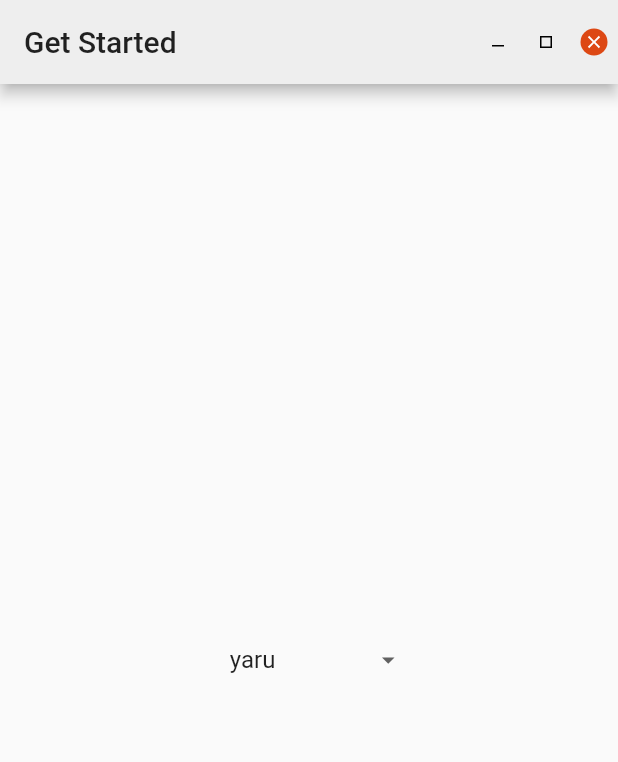
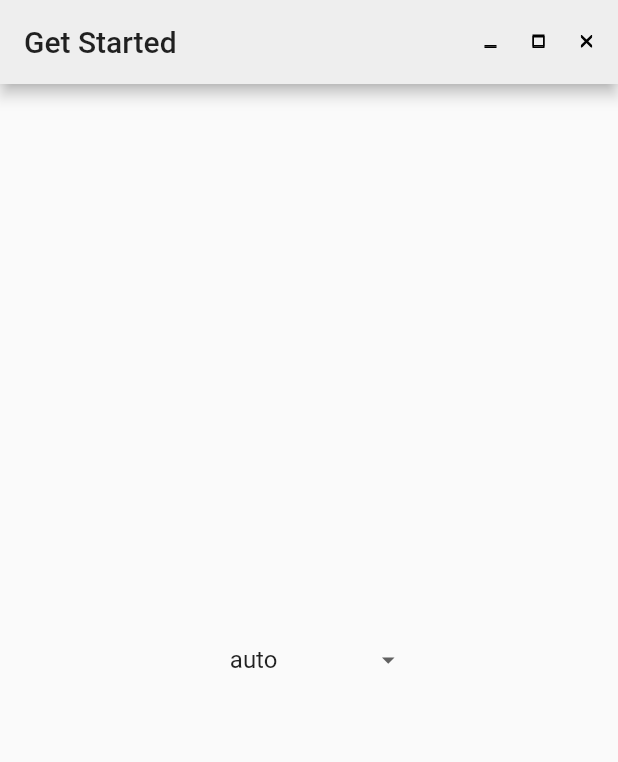
Before and after one commit to gtk-flutter/titlebar_buttons, a Flutter app: the screen it shows after launch, on a phone screen of 412 x 824 dp. Shown: the top 762 px of the screen. Run offline on Flutter 3.47's test engine with Material 2 defaults, Android fonts, the phone set to English and light mode, and no system bars; our stand-ins replace flutter_svg; missing offline and left inert: gsettings.

Commit message:
Add auto detect theme mode

```diff
--- a/example/lib/main.dart
+++ b/example/lib/main.dart
@@ -55,7 +55,7 @@ class MyHomePage extends StatefulWidget {
 }
 
 class _MyHomePageState extends State<MyHomePage> {
-  ThemeType _currentThemeType = ThemeType.yaru;
+  ThemeType _currentThemeType = ThemeType.auto;
 
   @override
   Widget build(BuildContext context) {
@@ -75,6 +75,7 @@ class _MyHomePageState extends State<MyHomePage> {
             type: _currentThemeType,
             onPressed: () {},
           ),
+          const SizedBox(width: 5),
         ],
       ),
       body: Center(
--- a/lib/src/decorated_button.dart
+++ b/lib/src/decorated_button.dart
@@ -1,6 +1,7 @@
 import 'package:flutter/foundation.dart';
 import 'package:flutter/material.dart';
 import 'package:flutter_svg/svg.dart';
+import 'package:gsettings/gsettings.dart';
 import 'package:window_decorations/src/theme_type.dart';
 
 class DecoratedMinimizeButton extends StatelessWidget {
@@ -12,10 +13,18 @@ class DecoratedMinimizeButton extends StatelessWidget {
   /// used when this button is pressed
   final VoidCallback? onPressed;
 
+  /// Width of the Button
+  final double? width;
+
+  /// Height of the Button
+  final double? height;
+
   const DecoratedMinimizeButton({
     Key? key,
-    required this.type,
+    this.type = ThemeType.auto,
     required this.onPressed,
+    this.width,
+    this.height,
   }) : super(key: key);
 
   @override
@@ -24,6 +33,8 @@ class DecoratedMinimizeButton extends StatelessWidget {
       type: type,
       name: 'minimize',
       onPressed: onPressed,
+      width: width,
+      height: height,
     );
   }
 }
@@ -37,10 +48,18 @@ class DecoratedMaximizeButton extends StatelessWidget {
   /// used when this button is pressed
   final VoidCallback? onPressed;
 
+  /// Width of the Button
+  final double? width;
+
+  /// Height of the Button
+  final double? height;
+
   const DecoratedMaximizeButton({
     Key? key,
-    required this.type,
+    this.type = ThemeType.auto,
     required this.onPressed,
+    this.width,
+    this.height,
   }) : super(key: key);
 
   @override
@@ -49,6 +68,8 @@ class DecoratedMaximizeButton extends StatelessWidget {
       type: type,
       name: 'maximize',
       onPressed: onPressed,
+      width: width,
+      height: height,
     );
   }
 }
@@ -62,10 +83,18 @@ class DecoratedCloseButton extends StatelessWidget {
   /// used when this button is pressed
   final VoidCallback? onPressed;
 
+  /// Width of the Button
+  final double? width;
+
+  /// Height of the Button
+  final double? height;
+
   const DecoratedCloseButton({
     Key? key,
-    required this.type,
+    this.type = ThemeType.auto,
     required this.onPressed,
+    this.width,
+    this.height,
   }) : super(key: key);
 
   @override
@@ -74,6 +103,8 @@ class DecoratedCloseButton extends StatelessWidget {
       type: type,
       name: 'close',
       onPressed: onPressed,
+      width: width,
+      height: height,
     );
   }
 }
@@ -81,9 +112,11 @@ class DecoratedCloseButton extends StatelessWidget {
 class RawDecoratedWindowButton extends StatefulWidget {
   const RawDecoratedWindowButton({
     Key? key,
-    required this.type,
+    this.type = ThemeType.auto,
     required this.name,
     required this.onPressed,
+    this.width,
+    this.height,
   }) : super(key: key);
 
   /// Specify the type of theme you want to be
@@ -98,6 +131,12 @@ class RawDecoratedWindowButton extends StatefulWidget {
   /// used when this button is pressed
   final VoidCallback? onPressed;
 
+  /// Width of the Button
+  final double? width;
+
+  /// Height of the Button
+  final double? height;
+
   @override
   State<RawDecoratedWindowButton> createState() =>
       _RawDecoratedWindowButtonState();
@@ -108,6 +147,15 @@ class _RawDecoratedWindowButtonState extends State<RawDecoratedWindowButton> {
   bool isActive = false;
   @override
   Widget build(BuildContext context) {
+    final settings = GSettings(schemaId: 'org.gnome.desktop.interface');
+    final theme = settings.stringValue('gtk-theme');
+    final type = widget.type != ThemeType.auto
+        ? widget.type
+        : ThemeType.values.firstWhere(
+            (element) => theme.toLowerCase().replaceAll('-', ' ').contains(
+                  describeEnum(element).replaceAll('_', ' '),
+                ),
+            orElse: () => ThemeType.adwaita);
     onEntered(bool hover) => setState(() {
           isHovering = hover;
         });
@@ -130,15 +178,15 @@ class _RawDecoratedWindowButtonState extends State<RawDecoratedWindowButton> {
           padding: const EdgeInsets.all(4),
           constraints: const BoxConstraints(minWidth: 15),
           child: SvgPicture.asset(
-            'packages/window_decorations/assets/themes/${describeEnum(widget.type).replaceAll('_', '-')}${widget.type == ThemeType.pop || widget.type == ThemeType.arc || widget.type == ThemeType.materia || widget.type == ThemeType.united || widget.type == ThemeType.unity ? Theme.of(context).brightness == Brightness.dark ? '-dark' : '-light' : ''}/${widget.name}${isActive ? '-active' : isHovering ? '-hover' : ''}.svg',
+            'packages/window_decorations/assets/themes/${describeEnum(type).replaceAll('_', '-')}${type == ThemeType.pop || type == ThemeType.arc || type == ThemeType.materia || type == ThemeType.united || type == ThemeType.unity ? Theme.of(context).brightness == Brightness.dark ? '-dark' : '-light' : ''}/${widget.name}${isActive ? '-active' : isHovering ? '-hover' : ''}.svg',
+            width: widget.width,
+            height: widget.height,
             color: (!isHovering &&
                         !isActive &&
-                        widget.type == ThemeType.yaru &&
+                        type == ThemeType.yaru &&
                         widget.name != 'close' ||
-                    widget.type == ThemeType.breeze ||
-                    !isHovering &&
-                        !isActive &&
-                        widget.type == ThemeType.adwaita)
+                    type == ThemeType.breeze ||
+                    !isHovering && !isActive && type == ThemeType.adwaita)
                 ? Theme.of(context).brightness == Brightness.dark
                     ? Colors.white
                     : Colors.black
--- a/lib/src/theme_type.dart
+++ b/lib/src/theme_type.dart
@@ -1,5 +1,6 @@
 enum ThemeType {
   adwaita,
+  auto,
   ambiance,
   arc,
   breeze,
--- a/pubspec.yaml
+++ b/pubspec.yaml
@@ -11,6 +11,7 @@ dependencies:
   flutter:
     sdk: flutter
   flutter_svg: ^0.22.0
+  gsettings: ">=0.1.2+1 <1.0.0"
 
 dev_dependencies:
   flutter_test:
```
Also changed, not shown: example/pubspec.lock.
